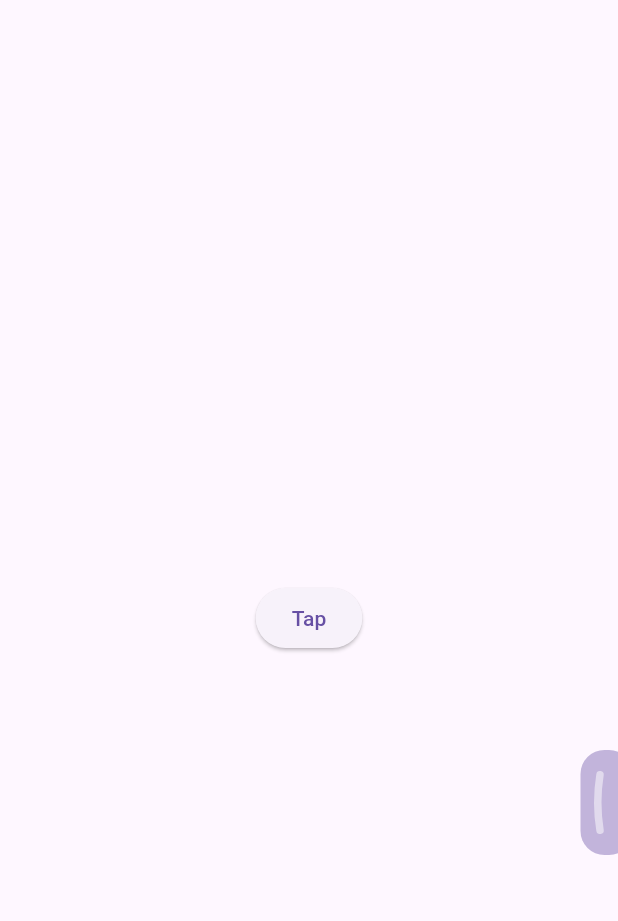
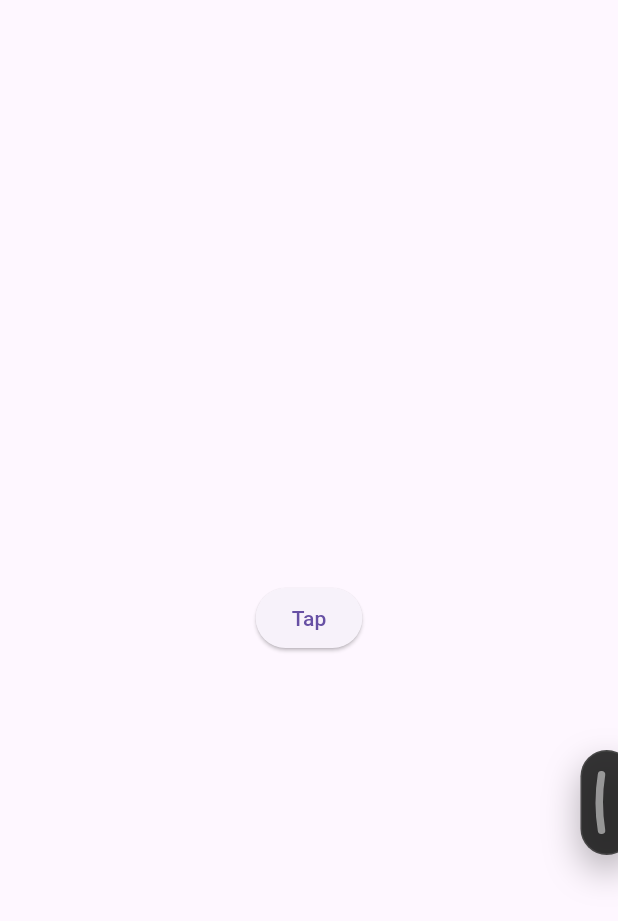
Before and after one commit to yelmuratoff/draggable_panel, a Flutter app: the screen it shows after launch, on a phone screen of 412 x 824 dp. Shown: the top 921 px of the screen. Run offline on Flutter 3.47's test engine with Material 3 defaults, Android fonts, the phone set to English and light mode, and no system bars.

Commit message:
feat: Introduce theming and customizable button colors

````diff
--- a/example/lib/main.dart
+++ b/example/lib/main.dart
@@ -62,6 +62,25 @@ class _AppState extends State<App> {
           visible: isEnabled,
           replacement: child!,
           child: DraggablePanel(
+            theme: DraggablePanelTheme(
+              panelBackgroundColor:
+                  const Color(0xFF1E1E1E).withValues(alpha: 0.9),
+              panelBorderRadius: BorderRadius.circular(24),
+              panelBorder: Border.all(
+                color: Colors.white.withValues(alpha: 0.1),
+              ),
+              panelItemColor: Colors.white,
+              draggableButtonColor:
+                  const Color(0xFF1E1E1E).withValues(alpha: 0.9),
+              foregroundColor: Colors.black,
+              panelBoxShadow: [
+                BoxShadow(
+                  color: Colors.black.withValues(alpha: 0.3),
+                  blurRadius: 20,
+                  offset: const Offset(0, 10),
+                ),
+              ],
+            ),
             items: [
               DraggablePanelItem(
                 enableBadge: false,
--- a/lib/draggable_panel.dart
+++ b/lib/draggable_panel.dart
@@ -4,5 +4,6 @@ export 'src/enums/dock_type.dart';
 export 'src/enums/panel_state.dart';
 export 'src/models/panel_button.dart';
 export 'src/models/panel_item.dart';
+export 'src/theme/theme.dart';
 export 'src/widgets/multi_value_listenable.dart';
 export 'src/widgets/tooltip_snackbar.dart';
--- a/lib/src/draggable_panel.dart
+++ b/lib/src/draggable_panel.dart
@@ -2,6 +2,7 @@ import 'package:draggable_panel/src/controller/controller.dart';
 import 'package:draggable_panel/src/enums/panel_state.dart';
 import 'package:draggable_panel/src/models/panel_button.dart';
 import 'package:draggable_panel/src/models/panel_item.dart';
+import 'package:draggable_panel/src/theme/theme.dart';
 import 'package:draggable_panel/src/utils/colors.dart';
 import 'package:draggable_panel/src/widgets/draggable_button_content_widget.dart';
 import 'package:draggable_panel/src/widgets/panel_contents_widget.dart';
@@ -15,17 +16,12 @@ import 'package:flutter/material.dart';
 /// - Parameters:
 ///   - child: The child widget that will be used as the main content of the screen
 ///   - icon: The icon in the draggable button (optional, works with dockType)
-///   - backgroundColor: The background color of the panel
 ///   - items: The list of items that will be displayed in the panel
 ///   - buttons: The list of buttons that will be displayed in the panel
-///   - borderColor: The color of the border of the panel
-///   - borderWidth: The width of the border of the panel
-///   - buttonWidth: The width of the draggable button (default: 35)
-///   - buttonHeight: The height of the draggable button (default: 70.0)
-///   - borderRadius: The border radius of the panel
 ///   - controller: Optional controller to manage panel state
 ///   - onPositionChanged: Callback when position changes (useful for persistence)
 ///   - panelHeight: Optional fixed height for the panel
+///   - theme: The theme of the panel (default: DraggablePanelTheme())
 /// - Usage example:
 ///   ```dart
 ///   DraggablePanel(
@@ -52,17 +48,12 @@ final class DraggablePanel extends StatefulWidget {
     required this.child,
     super.key,
     this.icon,
-    this.backgroundColor,
     this.items = const [],
     this.buttons = const [],
-    this.borderColor,
-    this.borderWidth,
-    this.buttonWidth = 35,
-    this.buttonHeight = 70.0,
-    this.borderRadius,
     this.controller,
     this.onPositionChanged,
     this.panelHeight,
+    this.theme = const DraggablePanelTheme(),
   });
 
   final DraggablePanelController? controller;
@@ -76,32 +67,17 @@ final class DraggablePanel extends StatefulWidget {
   /// I recommend use it with `dockType` option.
   final Widget? icon;
 
-  /// The color of the border of the panel.
-  final Color? borderColor;
-
-  /// The width of the border of the panel.
-  final double? borderWidth;
-
-  /// The width of the draggable button.
-  final double buttonWidth;
-
   /// The height of the panel.
   final double? panelHeight;
-
-  /// The height of the draggable button.
-  final double buttonHeight;
-
-  /// The border radius of the panel.
-  final BorderRadius? borderRadius;
-
-  /// The background color of the panel.
-  final Color? backgroundColor;
 
   /// The list of items that will be displayed in the panel.
   final List<DraggablePanelItem> items;
 
   /// The list of buttons that will be displayed in the panel.
   final List<DraggablePanelButtonItem> buttons;
+
+  /// The theme of the panel.
+  final DraggablePanelTheme theme;
 
   /// The callback that will be called when the position of the panel is changed.
   /// You can use local storage to save the position of the panel and restore it
@@ -125,7 +101,7 @@ class _DraggablePanelState extends State<DraggablePanel>
     WidgetsBinding.instance.addObserver(this);
     _ownsController = widget.controller == null;
     _controller = widget.controller ?? DraggablePanelController();
-    _controller.buttonWidth = widget.buttonWidth;
+    _controller.buttonWidth = widget.theme.draggableButtonWidth;
 
     _positionListener = (x, y) {
       if (!mounted || _controller.isDragging) return;
@@ -173,10 +149,11 @@ class _DraggablePanelState extends State<DraggablePanel>
         _ownsController = true;
       }
 
-      _controller.buttonWidth = widget.buttonWidth;
+      _controller.buttonWidth = widget.theme.draggableButtonWidth;
       _controller.addPositionListener(_positionListener);
-    } else if (oldWidget.buttonWidth != widget.buttonWidth) {
-      _controller.buttonWidth = widget.buttonWidth;
+    } else if (oldWidget.theme.draggableButtonWidth !=
+        widget.theme.draggableButtonWidth) {
+      _controller.buttonWidth = widget.theme.draggableButtonWidth;
     }
   }
 
@@ -240,7 +217,7 @@ class _DraggablePanelState extends State<DraggablePanel>
   }) {
     final buttonDuration = Duration(milliseconds: _controller.movementSpeed);
     final buttonWidth = _controller.buttonWidth;
-    final buttonHeight = widget.buttonHeight;
+    final buttonHeight = widget.theme.draggableButtonHeight;
 
     return AnimatedPositioned(
       key: const ValueKey('draggable_panel_button'),
@@ -267,9 +244,11 @@ class _DraggablePanelState extends State<DraggablePanel>
           height: buttonHeight,
           clipBehavior: Clip.antiAlias,
           decoration: BoxDecoration(
-            color: _resolvedBackgroundColor(context),
-            borderRadius: _resolvedBorderRadius,
-            border: _panelBorder,
+            color: widget.theme.draggableButtonColor ??
+                _defaultBackgroundColor(context),
+            borderRadius: widget.theme.panelBorderRadius,
+            border: widget.theme.panelBorder ?? _defaultBorder,
+            boxShadow: widget.theme.panelBoxShadow,
           ),
           curve: Curves.fastLinearToSlowEaseIn,
           child: Center(
@@ -293,7 +272,8 @@ class _DraggablePanelState extends State<DraggablePanel>
   }) {
     final panelDuration = Duration(milliseconds: _controller.panelAnimDuration);
     final isPanelOpen = _controller.panelState == PanelState.open;
-    final panelColor = _resolvedPanelColor(context);
+    final panelColor =
+        widget.theme.panelBackgroundColor ?? _defaultPanelColor(context);
 
     return AnimatedPositioned(
       key: const ValueKey('draggable_panel'),
@@ -322,12 +302,14 @@ class _DraggablePanelState extends State<DraggablePanel>
                   clipBehavior: Clip.antiAlias,
                   decoration: BoxDecoration(
                     color: panelColor,
-                    borderRadius: _resolvedBorderRadius,
-                    border: _panelBorder,
+                    borderRadius: widget.theme.panelBorderRadius,
+                    border: widget.theme.panelBorder ?? _defaultBorder,
+                    boxShadow: widget.theme.panelBoxShadow,
                   ),
                   curve: Curves.linearToEaseOut,
                   padding: const EdgeInsets.all(8),
                   child: PanelContentsWidget(
+                    theme: widget.theme,
                     items: widget.items,
                     buttons: widget.buttons,
                     itemColor: _itemColor,
@@ -386,15 +368,17 @@ class _DraggablePanelState extends State<DraggablePanel>
 
   // <-- Helper Properties -->
 
-  BorderRadius get _resolvedBorderRadius =>
-      widget.borderRadius ?? const BorderRadius.all(Radius.circular(16));
+  Color _defaultBackgroundColor(BuildContext context) =>
+      Theme.of(context).colorScheme.primary.withValues(alpha: 0.4);
 
-  Color _resolvedBackgroundColor(BuildContext context) =>
-      (widget.backgroundColor ?? Theme.of(context).colorScheme.primary)
-          .withValues(alpha: 0.4);
+  Color _defaultPanelColor(BuildContext context) =>
+      Theme.of(context).colorScheme.primary;
 
-  Color _resolvedPanelColor(BuildContext context) =>
-      widget.backgroundColor ?? Theme.of(context).colorScheme.primary;
+  Border get _defaultBorder => const Border.fromBorderSide(
+        BorderSide(
+          color: Color(0xFF333333),
+        ),
+      );
 
   // <-- Functions -->
 
@@ -431,7 +415,7 @@ class _DraggablePanelState extends State<DraggablePanel>
 
     final viewPadding = MediaQuery.paddingOf(context);
     final dockBoundary = _controller.dockBoundary;
-    final buttonHeight = widget.buttonHeight;
+    final buttonHeight = widget.theme.draggableButtonHeight;
     final buttonWidth = _controller.buttonWidth;
 
     final minTop = viewPadding.top + dockBoundary;
@@ -495,7 +479,7 @@ class _DraggablePanelState extends State<DraggablePanel>
     final statusBarHeight = MediaQuery.paddingOf(context).top;
     final dockBoundary = _controller.dockBoundary;
     final buttonWidth = _controller.buttonWidth;
-    final buttonHeight = widget.buttonHeight;
+    final buttonHeight = widget.theme.draggableButtonHeight;
 
     final minLeft = dockBoundary;
     final maxLeft = (size.width - buttonWidth) - dockBoundary;
@@ -517,7 +501,7 @@ class _DraggablePanelState extends State<DraggablePanel>
   double _panelTopPosition(double pageHeight) {
     final panelHeight = _panelHeight;
     final buttonTop = _controller.draggablePositionTop;
-    final buttonBottom = buttonTop + widget.buttonHeight;
+    final buttonBottom = buttonTop + widget.theme.draggableButtonHeight;
     final viewPadding = MediaQuery.viewPaddingOf(context);
     final minTop = viewPadding.top;
     final rawMaxTop = pageHeight - viewPadding.bottom - panelHeight;
@@ -560,22 +544,9 @@ class _DraggablePanelState extends State<DraggablePanel>
     return totalHeight.clamp(minHeight, maxHeight);
   }
 
-  Border? get _panelBorder {
-    final width = widget.borderWidth;
-    final color = widget.borderColor;
-
-    if ((width != null && width > 0) || color != null) {
-      return Border.fromBorderSide(
-        BorderSide(
-          color: color ?? const Color(0xFF333333),
-          width: width ?? 1,
-        ),
-      );
-    }
-    return null;
-  }
-
-  Color get _itemColor => Theme.of(context).brightness == Brightness.dark
+  Color get _itemColor =>
+      widget.theme.panelItemColor ??
+      (Theme.of(context).brightness == Brightness.dark
           ? adjustColorBrightness(
               Theme.of(context).colorScheme.primaryContainer,
               0.9,
@@ -583,5 +554,5 @@ class _DraggablePanelState extends State<DraggablePanel>
           : adjustColorBrightness(
               Theme.of(context).colorScheme.primary,
               0.8,
-        );
+            ));
 }
--- /dev/null
+++ b/lib/src/theme/draggable_panel_theme.dart
@@ -0,0 +1,121 @@
+// Generated by Dart Safe Data Class Generator. * Change this header on extension settings *
+// ignore_for_file: type=lint
+import 'package:flutter/foundation.dart';
+import 'package:flutter/material.dart';
+
+/// `DraggablePanelTheme` defines the visual properties of the [DraggablePanel].
+///
+/// You can use this class to customize the appearance of the panel globally or
+/// locally by passing it to the [DraggablePanel] widget.
+@immutable
+class DraggablePanelTheme {
+  const DraggablePanelTheme({
+    this.draggableButtonWidth = 35.0,
+    this.draggableButtonHeight = 70.0,
+    this.draggableButtonColor,
+    this.panelBackgroundColor,
+    this.panelBorder,
+    this.panelBorderRadius = const BorderRadius.all(Radius.circular(16)),
+    this.panelBoxShadow,
+    this.panelItemColor,
+    this.panelButtonColor,
+    this.panelButtonIconColor,
+    this.foregroundColor,
+  });
+
+  /// The width of the draggable button.
+  final double draggableButtonWidth;
+
+  /// The height of the draggable button.
+  final double draggableButtonHeight;
+
+  /// The background color of the draggable button.
+  final Color? draggableButtonColor;
+
+  /// The background color of the panel.
+  final Color? panelBackgroundColor;
+
+  /// The border of the panel.
+  final BoxBorder? panelBorder;
+
+  /// The border radius of the panel.
+  final BorderRadiusGeometry panelBorderRadius;
+
+  /// The shadow of the panel.
+  final List<BoxShadow>? panelBoxShadow;
+
+  /// The color of the items in the panel.
+  final Color? panelItemColor;
+
+  /// The background color of the buttons inside the panel.
+  final Color? panelButtonColor;
+
+  /// The color of the icons in the buttons inside the panel.
+  final Color? panelButtonIconColor;
+
+  /// The foreground color of the panel.
+  /// For: icons, text, etc.
+  final Color? foregroundColor;
+
+  DraggablePanelTheme copyWith({
+    double? draggableButtonWidth,
+    double? draggableButtonHeight,
+    Color? draggableButtonColor,
+    Color? panelBackgroundColor,
+    BoxBorder? panelBorder,
+    BorderRadiusGeometry? panelBorderRadius,
+    List<BoxShadow>? panelBoxShadow,
+    Color? panelItemColor,
+    Color? panelButtonColor,
+    Color? panelButtonIconColor,
+    Color? foregroundColor,
+  }) {
+    return DraggablePanelTheme(
+      draggableButtonWidth: draggableButtonWidth ?? this.draggableButtonWidth,
+      draggableButtonHeight:
+          draggableButtonHeight ?? this.draggableButtonHeight,
+      draggableButtonColor: draggableButtonColor ?? this.draggableButtonColor,
+      panelBackgroundColor: panelBackgroundColor ?? this.panelBackgroundColor,
+      panelBorder: panelBorder ?? this.panelBorder,
+      panelBorderRadius: panelBorderRadius ?? this.panelBorderRadius,
+      panelBoxShadow: panelBoxShadow ?? this.panelBoxShadow,
+      panelItemColor: panelItemColor ?? this.panelItemColor,
+      panelButtonColor: panelButtonColor ?? this.panelButtonColor,
+      panelButtonIconColor: panelButtonIconColor ?? this.panelButtonIconColor,
+      foregroundColor: foregroundColor ?? this.foregroundColor,
+    );
+  }
+
+  @override
+  bool operator ==(Object other) {
+    if (identical(this, other)) return true;
+
+    return other is DraggablePanelTheme &&
+        other.draggableButtonWidth == draggableButtonWidth &&
+        other.draggableButtonHeight == draggableButtonHeight &&
+        other.draggableButtonColor == draggableButtonColor &&
+        other.panelBackgroundColor == panelBackgroundColor &&
+        other.panelBorder == panelBorder &&
+        other.panelBorderRadius == panelBorderRadius &&
+        listEquals(other.panelBoxShadow, panelBoxShadow) &&
+        other.panelItemColor == panelItemColor &&
+        other.panelButtonColor == panelButtonColor &&
+        other.panelButtonIconColor == panelButtonIconColor &&
+        other.foregroundColor == foregroundColor;
+  }
+
+  @override
+  int get hashCode {
+    return draggableButtonWidth.hashCode ^
+        draggableButtonHeight.hashCode ^
+        draggableButtonColor.hashCode ^
+        panelBackgroundColor.hashCode ^
+        panelBorder.hashCode ^
+        panelBorderRadius.hashCode ^
+        panelBoxShadow.hashCode ^
+        panelItemColor.hashCode ^
+        panelButtonColor.hashCode ^
+        panelButtonIconColor.hashCode ^
+        foregroundColor.hashCode;
+  }
+}
--- /dev/null
+++ b/lib/src/theme/theme.dart
@@ -0,0 +1 @@
+export 'draggable_panel_theme.dart';
--- a/pubspec.yaml
+++ b/pubspec.yaml
@@ -1,6 +1,6 @@
 name: draggable_panel
 description: A versatile floating panel widget that can be dragged around the screen and docked to edges. Perfect for displaying tools, actions, or additional content on demand.
-version: 1.3.1
+version: 1.4.0
 homepage: https://github.com/yelmuratoff/draggable_panel.git
 issue_tracker: https://github.com/yelmuratoff/draggable_panel/issues
 
````
Also changed, not shown: lib/src/widgets/panel_button_widget.dart (+13 -3 lines), lib/src/widgets/panel_contents_widget.dart (+9 -3 lines), 7 other files. Lines whose indentation alone changed are shown as unchanged.
